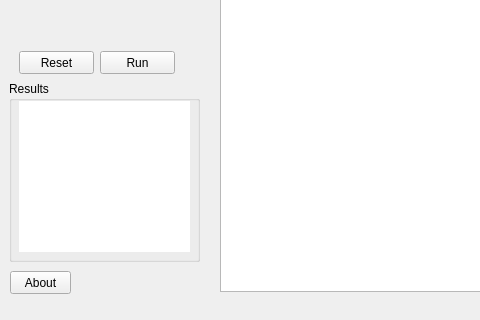
Qt form mainwindow.ui (Annicc/NumericalIntegration) before a commit; both pictures show x 0 to 480 and y 399 to 719 of the 1092 by 719 pixel window.
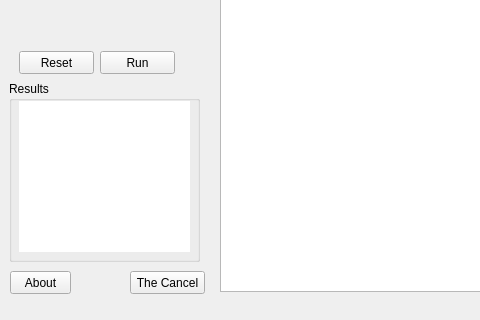
The same form after that commit. Icons and pictures are not drawn. Custom widgets are drawn as their Qt base class.

Commit message:
Added theCancel button
:-]

Patch:
```diff
--- a/mainwindow.ui
+++ b/mainwindow.ui
@@ -329,6 +329,19 @@
      </property>
     </widget>
    </widget>
+   <widget class="QPushButton" name="theCancelButton">
+    <property name="geometry">
+     <rect>
+      <x>130</x>
+      <y>670</y>
+      <width>75</width>
+      <height>23</height>
+     </rect>
+    </property>
+    <property name="text">
+     <string>The Cancel</string>
+    </property>
+   </widget>
   </widget>
   <widget class="QStatusBar" name="statusbar">
    <property name="enabled">
```
The commit also changes 2 other files.
